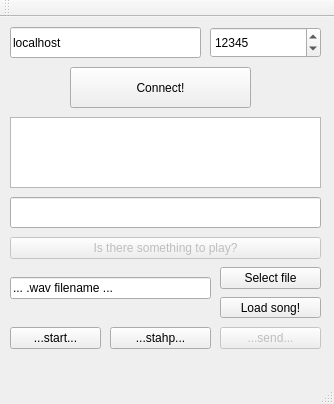
Above: QtClient - basics/AudioClient/clientwindow.ui from zkatzen/sk2-projekt before the change. Below: the same form after it.
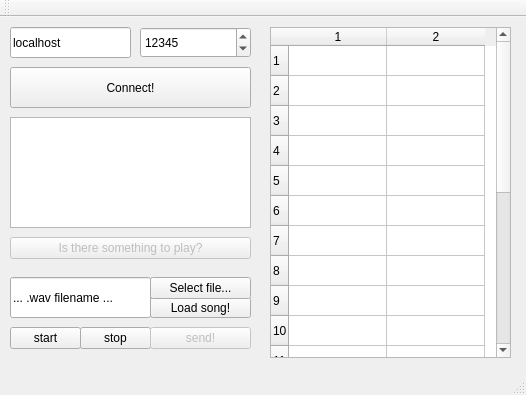
That is the form after the change.

Commit message: Add playlist updating, list widget for client GUI

The edit to the form file:
```diff
--- a/QtClient - basics/AudioClient/clientwindow.ui
+++ b/QtClient - basics/AudioClient/clientwindow.ui
@@ -6,8 +6,8 @@
    <rect>
     <x>0</x>
     <y>0</y>
-    <width>334</width>
-    <height>404</height>
+    <width>526</width>
+    <height>395</height>
    </rect>
   </property>
   <property name="windowTitle">
@@ -19,7 +19,7 @@
      <rect>
       <x>10</x>
       <y>10</y>
-      <width>191</width>
+      <width>121</width>
       <height>31</height>
      </rect>
     </property>
@@ -30,7 +30,7 @@
    <widget class="QSpinBox" name="portNumber">
     <property name="geometry">
      <rect>
-      <x>210</x>
+      <x>140</x>
       <y>10</y>
       <width>111</width>
       <height>31</height>
@@ -46,9 +46,9 @@
    <widget class="QPushButton" name="makeConnection">
     <property name="geometry">
      <rect>
-      <x>70</x>
+      <x>10</x>
       <y>50</y>
-      <width>181</width>
+      <width>241</width>
       <height>41</height>
      </rect>
     </property>
@@ -61,25 +61,15 @@
      <rect>
       <x>10</x>
       <y>100</y>
-      <width>311</width>
-      <height>71</height>
-     </rect>
-    </property>
-   </widget>
-   <widget class="QLineEdit" name="messageInput">
-    <property name="geometry">
-     <rect>
-      <x>10</x>
-      <y>180</y>
-      <width>311</width>
-      <height>31</height>
+      <width>241</width>
+      <height>111</height>
      </rect>
     </property>
    </widget>
    <widget class="QPushButton" name="fileSend">
     <property name="geometry">
      <rect>
-      <x>220</x>
+      <x>150</x>
       <y>280</y>
       <width>101</width>
       <height>21</height>
@@ -94,8 +84,8 @@
      <rect>
       <x>10</x>
       <y>260</y>
-      <width>201</width>
-      <height>22</height>
+      <width>141</width>
+      <height>41</height>
      </rect>
     </property>
     <property name="text">
@@ -105,14 +95,14 @@
    <widget class="QPushButton" name="stopButton">
     <property name="geometry">
      <rect>
-      <x>110</x>
+      <x>80</x>
       <y>310</y>
-      <width>101</width>
+      <width>71</width>
       <height>22</height>
      </rect>
     </property>
     <property name="text">
-     <string>...stahp...</string>
+     <string>stop</string>
     </property>
    </widget>
    <widget class="QPushButton" name="serverPlayButton">
@@ -123,7 +113,7 @@
      <rect>
       <x>10</x>
       <y>220</y>
-      <width>311</width>
+      <width>241</width>
       <height>22</height>
      </rect>
     </property>
@@ -136,12 +126,12 @@
      <rect>
       <x>10</x>
       <y>310</y>
-      <width>91</width>
+      <width>71</width>
       <height>22</height>
      </rect>
     </property>
     <property name="text">
-     <string>...start...</string>
+     <string>start</string>
     </property>
    </widget>
    <widget class="QPushButton" name="sendButton">
@@ -150,29 +140,70 @@
     </property>
     <property name="geometry">
      <rect>
-      <x>220</x>
+      <x>150</x>
       <y>310</y>
       <width>101</width>
       <height>22</height>
      </rect>
     </property>
     <property name="text">
-     <string>...send...</string>
+     <string>send!</string>
     </property>
    </widget>
    <widget class="QPushButton" name="fileSelect">
     <property name="geometry">
      <rect>
-      <x>220</x>
-      <y>250</y>
+      <x>150</x>
+      <y>260</y>
       <width>101</width>
       <height>22</height>
      </rect>
     </property>
     <property name="text">
-     <string>Select file</string>
+     <string>Select file...</string>
     </property>
    </widget>
+   <widget class="QTableWidget" name="playlistWidget">
+    <property name="geometry">
+     <rect>
+      <x>270</x>
+      <y>10</y>
+      <width>241</width>
+      <height>331</height>
+     </rect>
+    </property>
+    <property name="rowCount">
+     <number>20</number>
+    </property>
+    <property name="columnCount">
+     <number>2</number>
+    </property>
+    <attribute name="horizontalHeaderDefaultSectionSize">
+     <number>98</number>
+    </attribute>
+    <row/>
+    <row/>
+    <row/>
+    <row/>
+    <row/>
+    <row/>
+    <row/>
+    <row/>
+    <row/>
+    <row/>
+    <row/>
+    <row/>
+    <row/>
+    <row/>
+    <row/>
+    <row/>
+    <row/>
+    <row/>
+    <row/>
+    <row/>
+    <column/>
+    <column/>
+   </widget>
   </widget>
   <widget class="QMenuBar" name="menuBar">
    <property name="geometry">
```
Left out of the diff: 2 changed lines with no effect on the pictures. The commit also changes 4 other files.
